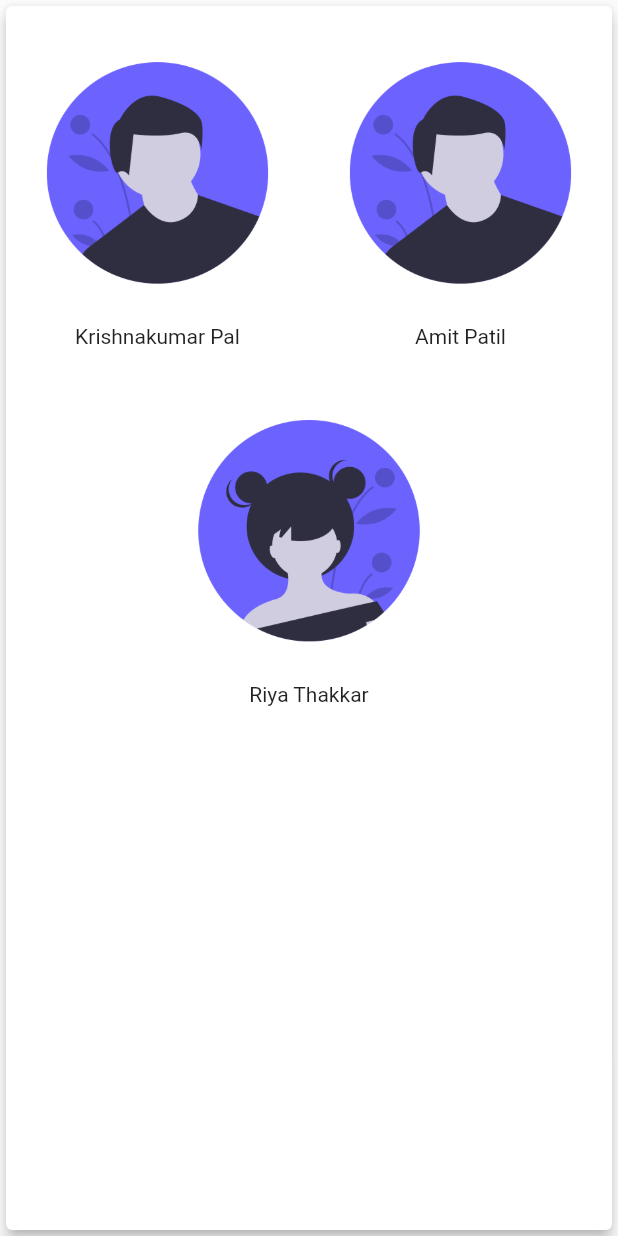
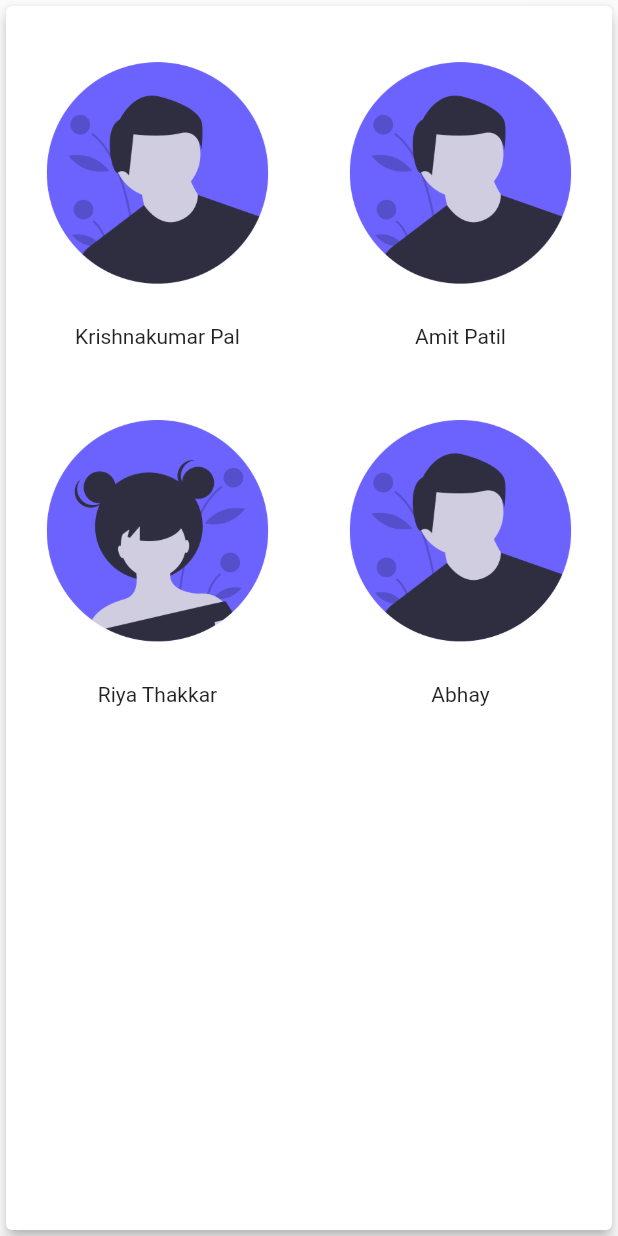
Before and after one commit to krishnapal2545/irA, a Flutter app: the _TeamImages widget shown alone on an empty page, opened directly, on a phone screen of 412 x 824 dp. Run offline on Flutter 3.47's test engine with Material 2 defaults, Android fonts, the phone set to English and light mode, and no system bars; our stand-ins replace cloud_firestore, datetime_picker_formfield, firebase_auth, firebase_core, firebase_storage, image_picker and 3 more; missing offline and left inert: fab_circular_menu; accounts and stored records are empty.

Commit message:
deleted extra images

```diff
--- a/lib/main.dart
+++ b/lib/main.dart
@@ -1,6 +1,5 @@
 import 'package:flutter/material.dart';
 import 'package:ira/admin/home.dart';
-// import 'package:ira/screens/Intro/first.dart';
 import 'package:shared_preferences/shared_preferences.dart';
 import 'package:firebase_core/firebase_core.dart';
 import 'screens/Home/home.dart';
--- a/lib/screens/Menu/about.dart
+++ b/lib/screens/Menu/about.dart
@@ -194,6 +194,22 @@ class _TeamImages extends StatelessWidget {
                     ),
                   ),
                 ),
+                Expanded(
+                  child: Container(
+                    child: Column(
+                      children: [
+                        ClipRRect(
+                          borderRadius: BorderRadius.circular(200),
+                          child:
+                              Image.asset('images/maleAvtar.png', width: 200),
+                        ),
+                        SizedBox(height: 10),
+                        Text("Abhay"),
+                        SizedBox(height: 10),
+                      ],
+                    ),
+                  ),
+                ),
               ],
             )
           ],
```
Also changed, not shown: lib/screens/Intro/first.dart (deleted, +0 -17 lines), images/apaylogo.jpg (deleted), images/apaylogo.png (deleted), images/form.png (deleted), images/gift_amazon.png (deleted), images/gift_boat.jpg (deleted), images/gift_kfc.png (deleted), images/glogo.png (deleted), images/gpaylogo.png (deleted), lib/screens/Intro/second.dart (deleted), lib/screens/Intro/third.dart (deleted), 1 other file.
